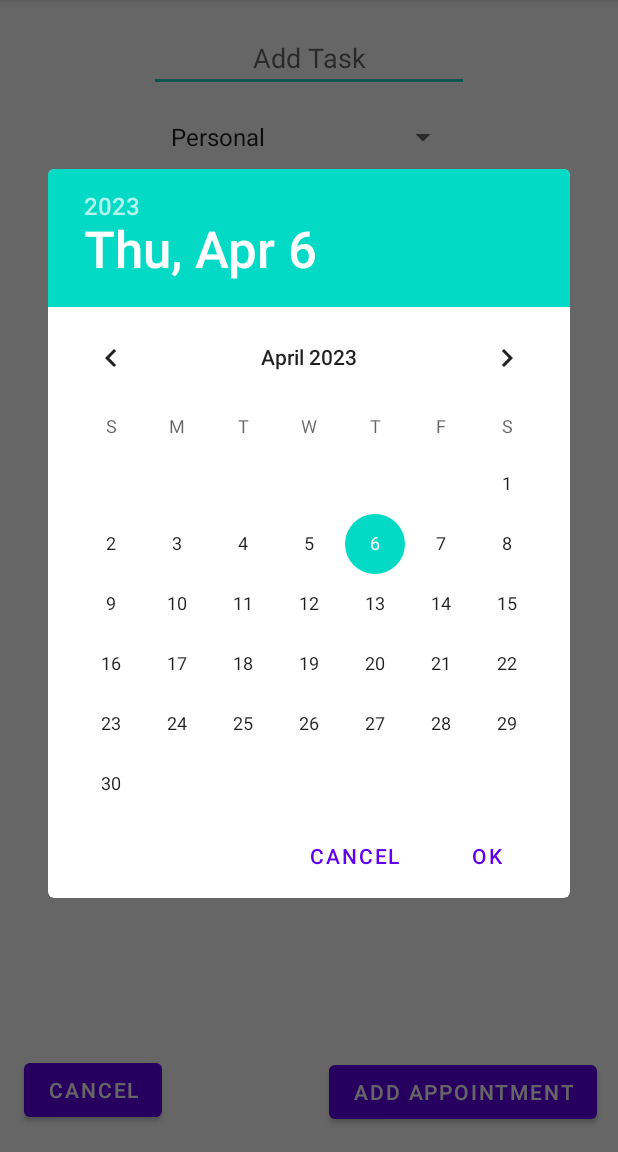
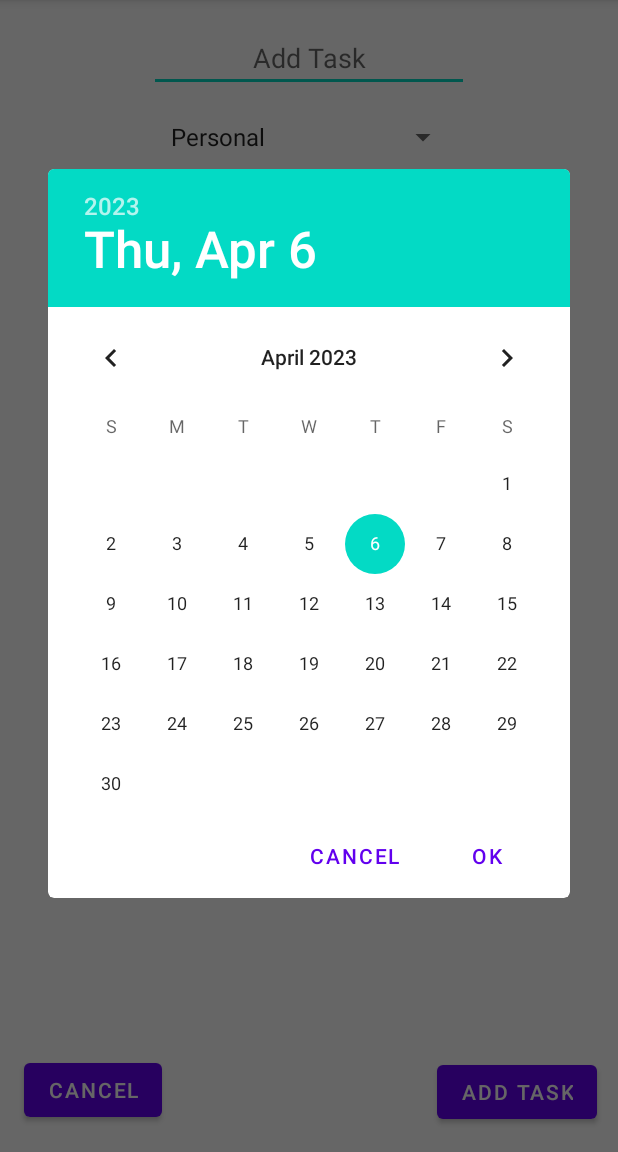
Before and after one commit to jamu544/appointment-reminder, an Android app: the AddApointmentFragment screen opened directly, with no data from a screen before it, after a tap on an icon or button, on a phone screen of 412 x 824 dp, the part 84-1236 px from its top. Run offline under Robolectric (Android 15) with nearby library versions, the phone set to English and light mode, and no system bars.

Commit message:
cleaning the code

```diff
--- a/app/src/main/java/android/com/jamsand/io/appointmentreminder/fragments/AddApointmentFragment.java
+++ b/app/src/main/java/android/com/jamsand/io/appointmentreminder/fragments/AddApointmentFragment.java
@@ -37,16 +37,13 @@ public class AddApointmentFragment extends Fragment {
     private int hour;
     private int minute;
 
-    static final int DATE_DIALOG_ID = 999;
-    static final int TIME_DIALOG_ID = 998;
-
     private AddApointmentFragment.OnItemSelectedlistener listener;
 
     @Nullable
     @Override
     public View onCreateView(LayoutInflater inflater, @Nullable ViewGroup container, Bundle savedInstanceState) {
+        View view = inflater.inflate(R.layout.fragment_add_appointment, container, false);
 
-        View view = inflater.inflate(R.layout.fragment_add_appointment, container, false);
         Button cancelButton = (Button) view.findViewById(R.id.btnCancel);
         cancelButton.setOnClickListener(new View.OnClickListener() {
             @Override
@@ -73,6 +70,16 @@ public class AddApointmentFragment extends Fragment {
             }
         });
         return view;
+    }
+    @Override
+    public void onAttach(Context context) {
+        super.onAttach(context);
+        if (context instanceof AddApointmentFragment.OnItemSelectedlistener) {
+            listener = (AddApointmentFragment.OnItemSelectedlistener) context;
+        } else {
+            throw new ClassCastException(context.toString()
+                    + " must implemenet MyListFragment.OnItemSelectedListener");
+        }
     }
 
     @Override
@@ -101,74 +108,10 @@ public class AddApointmentFragment extends Fragment {
         });
 
     }
-    private void showTimePicker() {
-        TimePickerFragment time = new TimePickerFragment();
-
-        Bundle args = new Bundle();
-        args.putInt("hour", hour);
-        args.putInt("minute", month);
-        time.setArguments(args);
-
-        time.setCallBack(onTime);
-        time.show(getFragmentManager(), "Time Picker");
-    }
-    public void showDatePicker(){
-        DatePickerFragment date = new DatePickerFragment();
-
-        Bundle args = new Bundle();
-        args.putInt("year",year);
-        args.putInt("month",month);
-        args.putInt("day",day);
-
-        date.setArguments(args);
-
-        date.setCallBack(ondate);
-
-        date.show(getFragmentManager(), "Date Picker");
-
-
-    }
-    DatePickerDialog.OnDateSetListener ondate = new DatePickerDialog.OnDateSetListener() {
-
-        public void onDateSet(DatePicker view, int selectedYear, int selectedMonth,
-                              int selectedDay) {
-
-            year = selectedYear;
-            month = selectedMonth;
-            day = selectedDay;
-
-            txtDate.setText(new StringBuilder().append(month + 1)
-                    .append("-").append(day).append("-").append(year)
-                    .append(" "));
-        }
-    };
-    TimePickerDialog.OnTimeSetListener onTime = new TimePickerDialog.OnTimeSetListener() {
-
-        public void onTimeSet(TimePicker view, int selectedHour, int selectedMinute) {
-            hour = selectedHour;
-            minute = selectedMinute;
-
-            // set current time into textview
-            txtTime.setText(new StringBuilder().append(pad(hour))
-                    .append(":").append(pad(minute)));
-        }
-    };
-
-    @Override
-    public void onAttach(@NonNull Context context) {
-        super.onAttach(context);
-        if (context instanceof OnItemSelectedlistener){
-            listener = (AddApointmentFragment.OnItemSelectedlistener) context;
-        } else {
-            throw new ClassCastException(context.toString()
-            +" must implement MyllistFrgment.OnItemSelelected");
-        }
-    }
 
     public interface OnItemSelectedlistener {
         public void onAddAppointmentSelected(Appointment appt);
     }
-
 
     private void setCurrentDateAndTime() {
         txtDate = getActivity().findViewById(R.id.txttvDate);
@@ -188,11 +131,26 @@ public class AddApointmentFragment extends Fragment {
                 .append(month + 1).append("-").append(day).append("-")
                 .append(year).append(" "));
     }
+    public void showDatePicker(){
+        DatePickerFragment date = new DatePickerFragment();
 
-    private DatePickerDialog.OnDateSetListener datePickerListener
-            = new DatePickerDialog.OnDateSetListener() {
-        @Override
-        public void onDateSet(DatePicker datePicker, int selectedYear, int selectedMonth, int selectedDay) {
+        Bundle args = new Bundle();
+        args.putInt("year",year);
+        args.putInt("month",month);
+        args.putInt("day",day);
+
+        date.setArguments(args);
+
+        date.setCallBack(ondate);
+
+        date.show(getFragmentManager(), "Date Picker");
+
+    }
+    DatePickerDialog.OnDateSetListener ondate = new DatePickerDialog.OnDateSetListener() {
+
+        public void onDateSet(DatePicker view, int selectedYear, int selectedMonth,
+                              int selectedDay) {
+
             year = selectedYear;
             month = selectedMonth;
             day = selectedDay;
@@ -202,19 +160,31 @@ public class AddApointmentFragment extends Fragment {
                     .append(" "));
         }
     };
+    private void showTimePicker() {
+        TimePickerFragment time = new TimePickerFragment();
 
-    private TimePickerDialog.OnTimeSetListener timePickerListener
-            = new TimePickerDialog.OnTimeSetListener() {
-        @Override
-        public void onTimeSet(TimePicker timePicker, int selectedHour, int selectedMinute) {
+        Bundle args = new Bundle();
+        args.putInt("hour", hour);
+        args.putInt("minute", month);
+        time.setArguments(args);
+
+        time.setCallBack(onTime);
+        time.show(getFragmentManager(), "Time Picker");
+    }
+
+
+    TimePickerDialog.OnTimeSetListener onTime = new TimePickerDialog.OnTimeSetListener() {
+
+        public void onTimeSet(TimePicker view, int selectedHour, int selectedMinute) {
             hour = selectedHour;
             minute = selectedMinute;
 
-            txtTime.setText(new StringBuilder().append(hour).append(":").append(minute));
+            // set current time into textview
+            txtTime.setText(new StringBuilder().append(pad(hour))
+                    .append(":").append(pad(minute)));
         }
     };
-
-       private String displayTheMonthInCharacters(int passedMonth) {
+    private String displayTheMonthInCharacters(int passedMonth) {
         switch (passedMonth) {
             case 0:
                 return "Jan";
@@ -243,7 +213,6 @@ public class AddApointmentFragment extends Fragment {
         }
         return "";
     }
-
     private int formatHour(int passedHour) {
         if (passedHour > 12) {
             return passedHour -= 12;
@@ -283,7 +252,6 @@ public class AddApointmentFragment extends Fragment {
         }
         return passedHour;
     }
-
     public static class DatePickerFragment extends DialogFragment {
         DatePickerDialog.OnDateSetListener ondateSet;
         private int year, month, day;
@@ -307,7 +275,6 @@ public class AddApointmentFragment extends Fragment {
             return new DatePickerDialog(getActivity(), ondateSet, year, month, day);
         }
     }
-
     public static class TimePickerFragment extends DialogFragment {
         TimePickerDialog.OnTimeSetListener onTimeSet;
         private int hour, minute;
@@ -330,4 +297,5 @@ public class AddApointmentFragment extends Fragment {
             return new TimePickerDialog(getActivity(), onTimeSet, hour, minute, false);
         }
     }
+
 }
--- a/app/src/main/res/layout/activity_add_appointment.xml
+++ b/app/src/main/res/layout/activity_add_appointment.xml
@@ -12,7 +12,6 @@
         android:layout_width="0dp"
         android:layout_weight="1"
         android:layout_height="match_parent"
-        class="android.com.jamsand.io.appointmentreminder.fragments.AddApointmentFragment"
-        >
+        class="android.com.jamsand.io.appointmentreminder.fragments.AddApointmentFragment">
     </fragment>
 </LinearLayout>
--- a/app/src/main/res/layout/fragment_add_appointment.xml
+++ b/app/src/main/res/layout/fragment_add_appointment.xml
@@ -4,7 +4,7 @@
     xmlns:tools="http://schemas.android.com/tools"
     android:layout_width="match_parent"
     android:layout_height="match_parent"
-    tools:context="AddAppointmentActivity">
+    tools:context=".AddAppointmentActivity">
     <EditText
         android:id="@+id/editTaskName"
         android:layout_width="wrap_content"
@@ -19,7 +19,6 @@
         app:layout_constraintTop_toTopOf="parent"
         tools:layout_editor_absoluteX="72dp"
         tools:layout_editor_absoluteY="16dp" />
-
     <Spinner
         android:id="@+id/spnTaskType"
         android:layout_width="200dp"
@@ -32,12 +31,10 @@
         app:layout_constraintTop_toBottomOf="@+id/editTaskName"
         tools:layout_editor_absoluteX="80dp"
         tools:layout_editor_absoluteY="77dp" />
-
     <TextView
         android:id="@+id/txttvDate"
         android:layout_width="200dp"
         android:layout_height="wrap_content"
-
         android:textAlignment="center"
         android:textAppearance="@android:style/TextAppearance.Large"
         tools:layout_editor_absoluteX="80dp"
@@ -55,12 +52,10 @@
         tools:layout_editor_absoluteX="80dp"
         tools:layout_editor_absoluteY="161dp"
         android:textAlignment="center"
-
         android:layout_marginTop="17dp"
         app:layout_constraintTop_toBottomOf="@+id/txttvDate"
         app:layout_constraintLeft_toLeftOf="parent"
         app:layout_constraintRight_toRightOf="parent" />
-
     <Button
         android:id="@+id/btnCancel"
         android:layout_width="wrap_content"
@@ -68,13 +63,11 @@
         android:layout_marginBottom="17dp"
         android:layout_marginLeft="16dp"
         android:gravity="center_vertical|center_horizontal|center"
-
-        android:text="CANCEL"
+        android:text="@string/cancel"
         app:layout_constraintBottom_toBottomOf="parent"
         app:layout_constraintLeft_toLeftOf="parent"
         tools:layout_editor_absoluteX="16dp"
         tools:layout_editor_absoluteY="446dp" />
-
     <Button
         android:id="@+id/btnAddTask"
         android:layout_width="wrap_content"
@@ -82,14 +75,9 @@
         android:layout_marginBottom="16dp"
         android:layout_marginRight="14dp"
         android:gravity="center_vertical|center_horizontal|center"
-
-        android:text="ADD APPOINTMENT"
+        android:text="@string/add_task"
         app:layout_constraintBottom_toBottomOf="parent"
         app:layout_constraintRight_toRightOf="parent"
         tools:layout_editor_absoluteX="256dp"
         tools:layout_editor_absoluteY="447dp" />
-
-
-
-
 </androidx.constraintlayout.widget.ConstraintLayout>
--- a/app/src/main/res/layout/fragment_main.xml
+++ b/app/src/main/res/layout/fragment_main.xml
@@ -4,7 +4,7 @@
     xmlns:app="http://schemas.android.com/apk/res-auto"
     xmlns:tools="http://schemas.android.com/tools" android:layout_width="match_parent"
     android:layout_height="match_parent"
-    tools:context="MainActivity">
+    tools:context=".MainActivity">
 
     <TextView
         android:id="@+id/textView3"
```
Also changed, not shown: app/src/main/java/android/com/jamsand/io/appointmentreminder/AddAppointmentActivity.java (+2 -8 lines), app/src/main/java/android/com/jamsand/io/appointmentreminder/fragments/MainFragment.java (+6 -8 lines), app/src/main/res/layout/activity_main2.xml (deleted, +0 -103 lines).
